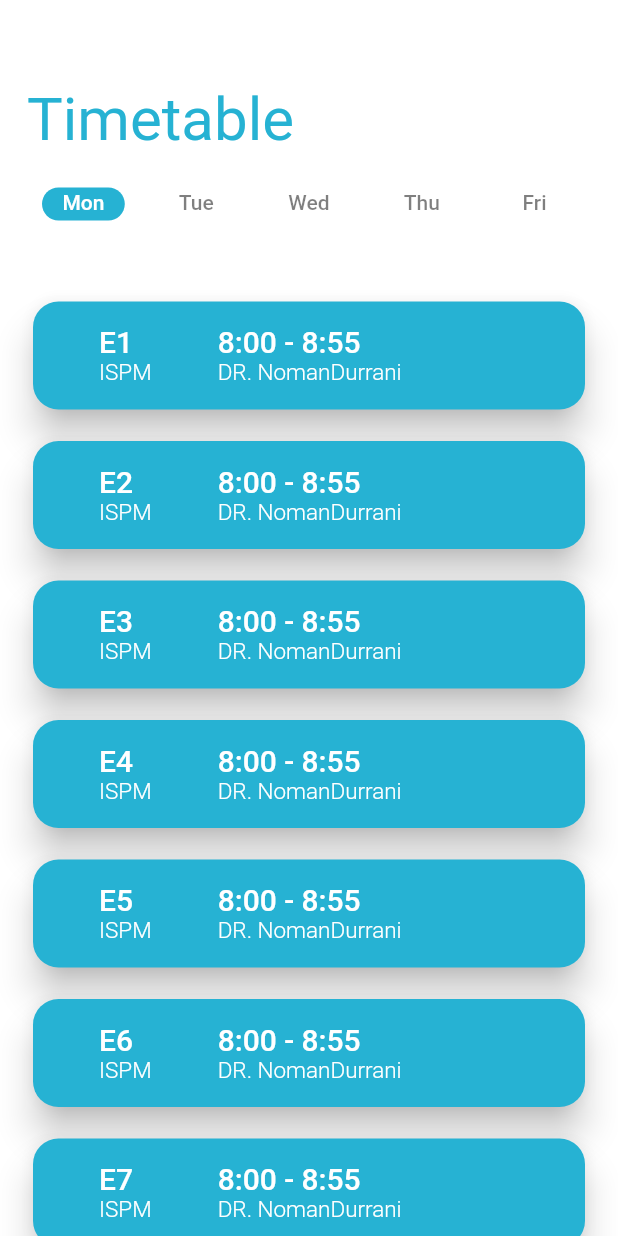
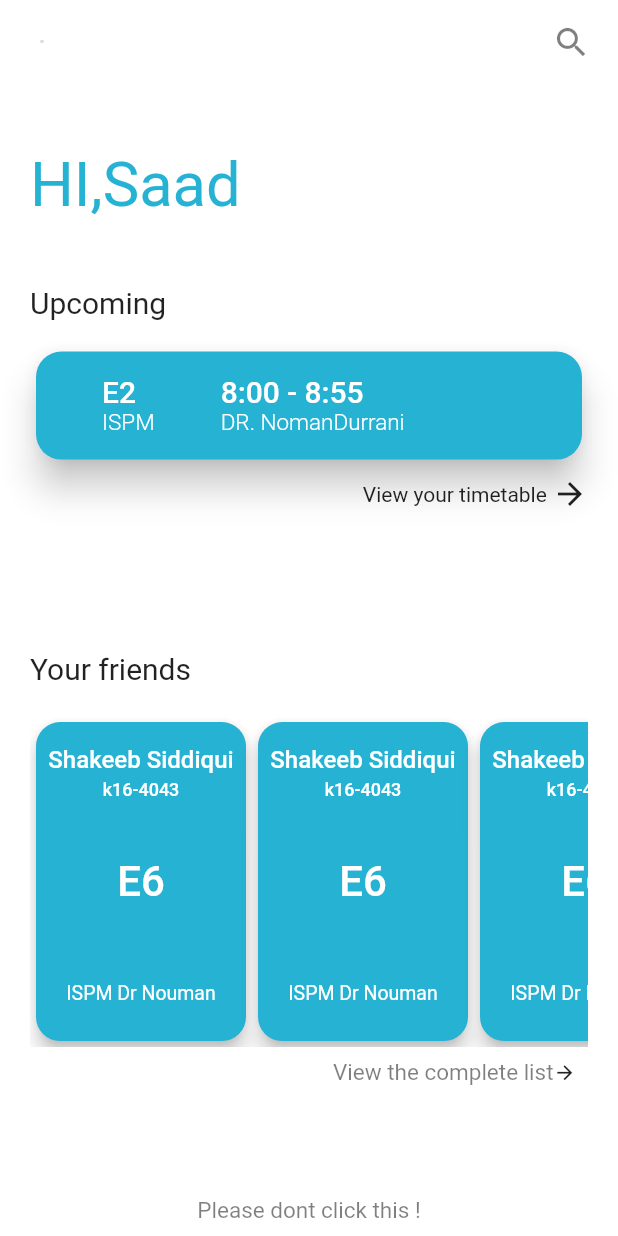
Before and after one commit to Velocity-Barricade/mobile, a Flutter app: the screen it shows after launch, on a phone screen of 412 x 824 dp. Run offline on Flutter 3.47's test engine with Material 2 defaults, Android fonts, the phone set to English and light mode, and no system bars; our stand-ins replace camera, firebase_auth, flutter_screenutil, font_awesome_flutter; missing offline and left inert: custom_switch, qr_code_tools; accounts and stored records are empty.

Commit message:
home screen done

```diff
--- /dev/null
+++ b/lib/Screens/HomeScreen/Components/freind_card.dart
@@ -0,0 +1,93 @@
+import 'package:barricade/Values/colors.dart';
+import 'package:flutter/material.dart';
+class FreindCard extends StatefulWidget {
+  @override
+  _FreindCardState createState() => _FreindCardState();
+}
+
+class _FreindCardState extends State<FreindCard> {
+  @override
+  Widget build(BuildContext context) {
+    return Card(
+      color: themeColor,
+      elevation: 5,
+      shape: RoundedRectangleBorder(borderRadius: BorderRadius.all(Radius.circular(16))),
+      child: Container(
+//        height: 134,
+        width: 140,
+        child: Column(
+          children: <Widget>[
+
+//            name and roll number start
+            Flexible(flex: 30,
+            child: Column(
+              children: <Widget>[
+                Expanded(
+                    child: Container(
+//                      color: Colors.green,
+                      child: Column(
+                        mainAxisAlignment: MainAxisAlignment.center,
+                        children: <Widget>[
+                          Padding(
+                            padding: const EdgeInsets.all(4.0),
+                            child: new Text("Shakeeb Siddiqui",
+                                overflow: TextOverflow.ellipsis,
+                                style: new TextStyle(color: Colors.white,fontSize: 16,fontWeight: FontWeight.w500)),
+                          ),
+                          new Text("k16-4043",style: new TextStyle(color: Colors.white,fontSize: 12,fontWeight: FontWeight.w500)),
+
+                        ],
+                      ),
+                    )),
+              ],
+            ),
+            ),
+//            name and roll number start
+
+//           class start
+            Flexible(flex: 40,
+            child:  Column(
+              children: <Widget>[
+                Expanded(
+                    child: Container(
+//                      color: Colors.red,
+                      child: Column(
+                        mainAxisAlignment: MainAxisAlignment.center,
+                        children: <Widget>[
+                          new Text("E6",style: new TextStyle(color: Colors.white,fontSize: 28,fontWeight: FontWeight.w500),),
+                        ],
+                      ),
+                    )),
+              ],
+            ),
+            ),
+//           class end
+
+
+
+//          teacher name start
+            Flexible(flex: 30, child:
+            Column(
+              children: <Widget>[
+                Expanded(
+                    child: Container(
+//                      color: Colors.green,
+                      child: Column(
+                        mainAxisAlignment: MainAxisAlignment.center,
+                        children: <Widget>[
+                          new Text("ISPM Dr Nouman",
+                            overflow: TextOverflow.ellipsis,
+                            style: new TextStyle(color: Colors.white,fontSize: 13),),
+                        ],
+                      ),
+                    )),
+              ],
+            ),
+            )
+            //          teacher name end
+          ],
+        ),
+      ),
+    );
+  }
+}
--- /dev/null
+++ b/lib/Screens/HomeScreen/Components/friend_list.dart
@@ -0,0 +1,25 @@
+import 'package:flutter/cupertino.dart';
+import 'package:flutter/material.dart';
+
+import 'freind_card.dart';
+class FriendList extends StatefulWidget {
+  @override
+  _FriendListState createState() => _FriendListState();
+}
+
+class _FriendListState extends State<FriendList> {
+  var list=[1,2,3,4,5,6,6,8,];
+  @override
+  Widget build(BuildContext context) {
+    return Container(
+//      height: 200,
+      child: ListView.builder(
+        padding: EdgeInsets.only(top: 0,right: 16),
+        scrollDirection: Axis.horizontal,
+          itemCount: list.length,
+          itemBuilder: (BuildContext context,int index){
+        return FreindCard();
+      }),
+    );
+  }
+}
--- /dev/null
+++ b/lib/Screens/HomeScreen/HomeScreen.dart
@@ -0,0 +1,203 @@
+import 'package:barricade/Screens/TimeTable/Components/ClassCard.dart';
+import 'package:barricade/Values/colors.dart';
+import 'package:flutter/material.dart';
+
+import 'Components/friend_list.dart';
+
+
+class HomeScreen extends StatefulWidget {
+  @override
+  _HomeScreenState createState() => _HomeScreenState();
+}
+
+class _HomeScreenState extends State<HomeScreen> {
+  @override
+  Widget build(BuildContext context) {
+    return Scaffold(
+      backgroundColor: Colors.white,
+      appBar: new AppBar(elevation: 0,backgroundColor: Colors.white,
+        actions: <Widget>[
+          Padding(
+            padding:  EdgeInsets.only(left:8.0,right: 18),
+            child: new Icon(Icons.search,size: 26,),
+          ),
+        ],
+        iconTheme: new IconThemeData(color: themeGrey,size: 3,),
+
+
+      ),
+      drawer: new Drawer(),
+
+      body: Column(
+        mainAxisSize: MainAxisSize.max,
+
+        children: <Widget>[
+          Flexible(flex: 35,
+          child: Container(
+
+//            hi saad
+            child: Padding(
+              padding:  EdgeInsets.only(left:20.0,right: 20),
+              child: Column(
+
+                children: <Widget>[
+                  Flexible(
+                      flex: 3,
+                      child: Column(
+                        children: <Widget>[
+                          Expanded(
+                            child: Container(
+                              color: Colors.white,
+                              child: Align(
+                                  alignment: Alignment.centerLeft,
+                                  child: new Text("HI,Saad",style: TextStyle(color: themeColor,fontSize: 41,fontWeight: FontWeight.w400),)),
+
+                  ),
+                          ),
+                        ],
+                      )),
+
+                  //hi saad end
+
+
+                  //upcoming class starr
+                  Flexible(
+                      flex: 5,
+                      child: Container(
+//                        color: Colors.blue,
+                        child: Column(
+                          children: <Widget>[
+                            Expanded(
+                              child: Container(
+//                                color: Colors.red,
+                                child: new Column(
+                                  crossAxisAlignment: CrossAxisAlignment.start,
+                                  children: <Widget>[
+                                    Align(
+                                        alignment: Alignment.centerLeft,
+                                        child: Padding(
+                                          padding:  EdgeInsets.only(bottom:17.0),
+                                          child: new Text("Upcoming",style: TextStyle(fontSize: 20),),
+                                        )),
+                                    ClassCard(Number: 2,upcoming: true,),
+
+                                    Align(
+                                      alignment: Alignment.centerRight,
+                                      child: Padding(
+                                        padding: EdgeInsets.only(bottom:10.0,top: 7),
+                                        child: Row(
+                                          mainAxisSize: MainAxisSize.min,
+                                          children: <Widget>[
+                                            Text("View your timetable "),
+                                            Icon(Icons.arrow_forward)
+                                          ],
+                                        ),
+                                      ),
+                                    )
+                                  ],
+                                ),
+                              ),
+                            )
+                          ],
+                        ),
+                      )),
+                ],
+              ),
+            ),
+          ),
+          ),
+
+//          upcoming class end
+
+
+
+
+//        your friends sections start
+          Flexible(flex: 40,
+          child: Column(
+            children: <Widget>[
+              Expanded(
+                child: Padding(
+                  padding: EdgeInsets.only(right:20.0,left: 20),
+                  child: Container(
+//                    color: Colors.amber,
+                    child: Column(
+                      children: <Widget>[
+                        Flexible(
+                          flex: 2,
+                            child: Column(
+                              crossAxisAlignment: CrossAxisAlignment.start,
+                              children: <Widget>[
+                                Expanded(
+                                  child: Container(
+//                                    color: Colors.green,
+                                    child: Align(
+                                        alignment: Alignment.centerLeft,
+                                        child: new Text("Your friends",style: TextStyle(fontSize: 20),)),
+                                  ),
+                                ),
+
+                              ],
+                            )),
+                        Flexible(
+                          flex: 7,
+                            child: FriendList()),
+
+                        Flexible(
+                          flex: 4,
+                          child: Column(
+                            children: <Widget>[
+                              Expanded(
+                                child: new Container(
+//                                  color: Colors.grey,
+                                  child: Column(
+                                    mainAxisAlignment: MainAxisAlignment.spaceBetween,
+                                    children: <Widget>[
+                                      Row(
+                                        mainAxisAlignment: MainAxisAlignment.end,
+                                        mainAxisSize: MainAxisSize.max,
+                                        children: <Widget>[
+                                          Padding(
+                                            padding: const EdgeInsets.all(8.0),
+                                            child: Row(
+                                              children: <Widget>[
+                                                new Text("View the complete list",style: TextStyle(fontSize: 15,color: themeGrey),),
+                                                new Icon(Icons.arrow_forward,size: 15,)
+                                              ],
+                                            ),
+                                          ),
+                                        ],
+                                      ),
+                                      Padding(
+                                        padding: const EdgeInsets.all(8.0),
+                                        child: new Text("Please dont click this !",style: TextStyle(color: themeGrey,fontSize: 15),),
+                                      )
+                                    ],
+                                  ),
+
+                                ),
+                              ),
+                            ],
+                          ),
+                        )
+                      ],
+                    ),
+
+                  ),
+                ),
+              ),
+            ],
+          ),
+          )
+
+//          yoyr friends section end
+
+
+
+
+
+        ],
+      ),
+    );
+  }
+}
--- a/lib/Screens/TimeTable/Components/ClassCard.dart
+++ b/lib/Screens/TimeTable/Components/ClassCard.dart
@@ -4,7 +4,8 @@ import 'package:flutter/material.dart';
 
 class ClassCard extends StatefulWidget {
   int Number;
-  ClassCard({this.Number});
+  bool upcoming;
+  ClassCard({this.Number,this.upcoming=false});
   @override
   _ClassCardState createState() => _ClassCardState();
 }
@@ -13,7 +14,7 @@ class _ClassCardState extends State<ClassCard> {
   @override
   Widget build(BuildContext context) {
     return Padding(
-      padding: const EdgeInsets.only(bottom:13.0),
+      padding: const EdgeInsets.only(bottom:0.0),
       child: Card(
         elevation: 10,
         shape: RoundedRectangleBorder(borderRadius: BorderRadius.all(Radius.circular(17))),
--- a/lib/main.dart
+++ b/lib/main.dart
@@ -1,5 +1,6 @@
 import 'package:flutter/material.dart';
 
+import 'Screens/HomeScreen/HomeScreen.dart';
 import 'Screens/Login/LoginScreen.dart';
 import 'Screens/QR/qr_helper.dart';
 import 'Screens/TimeTable/TimeTableScreen.dart';
@@ -33,7 +34,7 @@ class _MyAppState extends State<MyApp> {
       title: "Bank App Neomorphism",
       debugShowCheckedModeBanner: false,
       home: Scaffold(
-        body: TimeTableScreen(),
+        body: HomeScreen(),
       ),
     );
   }
--- a/lib/todo.dart
+++ b/lib/todo.dart
@@ -3,3 +3,4 @@
 
 //todo add gradients to cards
 //todo add missing text on login
+//todo use media query to add responsivenes
```
